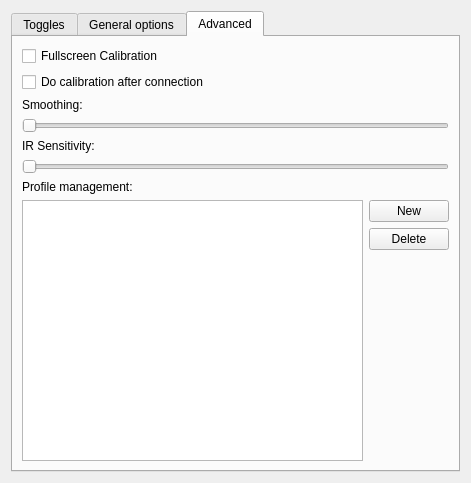
Old version of the form stuff/configuration.ui in the repository pnegre/python-whiteboard.
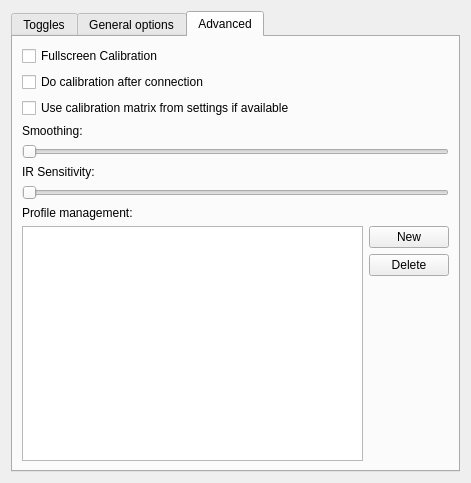
New version of the form. The open tabs and pages were chosen to show the change.

Commit message: Added matrix autoloading check

Diff of the .ui file:
```diff
--- a/stuff/configuration.ui
+++ b/stuff/configuration.ui
@@ -6,7 +6,7 @@
    <rect>
     <x>0</x>
     <y>0</y>
-    <width>457</width>
+    <width>467</width>
     <height>483</height>
    </rect>
   </property>
@@ -257,6 +257,13 @@
            </property>
           </widget>
          </item>
+         <item>
+          <widget class="QCheckBox" name="check_automatrix">
+           <property name="text">
+            <string>Use calibration matrix from settings if available</string>
+           </property>
+          </widget>
+         </item>
         </layout>
        </item>
        <item row="1" column="0">
```
The commit also changes 2 other files.
